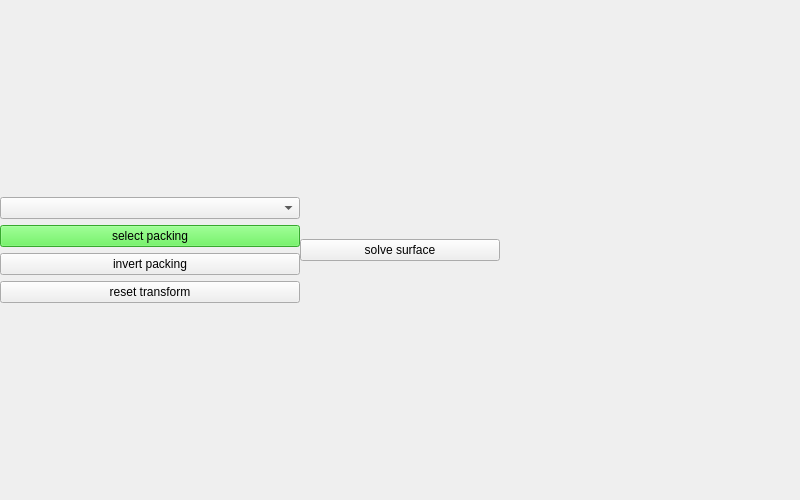
Before: the Qt Designer form bubble-wrap/ui/widget.ui in daviddumas/bubble-wrap, drawn with Qt 5.
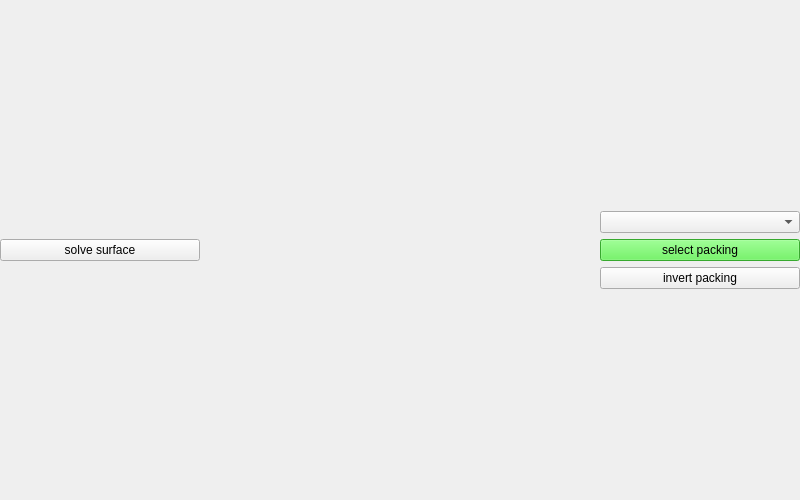
After: the same form once the commit is applied.

Commit message: mobius transformation UI update.

Patch:
```diff
--- a/bubble-wrap/ui/widget.ui
+++ b/bubble-wrap/ui/widget.ui
@@ -88,6 +88,50 @@
      <property name="rightMargin">
       <number>0</number>
      </property>
+     <item>
+      <widget class="QPushButton" name="solve_btn">
+       <property name="sizePolicy">
+        <sizepolicy hsizetype="Expanding" vsizetype="Fixed">
+         <horstretch>0</horstretch>
+         <verstretch>0</verstretch>
+        </sizepolicy>
+       </property>
+       <property name="minimumSize">
+        <size>
+         <width>200</width>
+         <height>0</height>
+        </size>
+       </property>
+       <property name="maximumSize">
+        <size>
+         <width>200</width>
+         <height>16777215</height>
+        </size>
+       </property>
+       <property name="layoutDirection">
+        <enum>Qt::LeftToRight</enum>
+       </property>
+       <property name="text">
+        <string>solve surface</string>
+       </property>
+       <property name="flat">
+        <bool>false</bool>
+       </property>
+      </widget>
+     </item>
+     <item>
+      <spacer name="horizontalSpacer">
+       <property name="orientation">
+        <enum>Qt::Horizontal</enum>
+       </property>
+       <property name="sizeHint" stdset="0">
+        <size>
+         <width>40</width>
+         <height>20</height>
+        </size>
+       </property>
+      </spacer>
+     </item>
      <item>
       <layout class="QVBoxLayout" name="verticalLayout">
        <item>
@@ -570,83 +614,8 @@
          </property>
         </widget>
        </item>
-       <item>
-        <widget class="QPushButton" name="reset_trans_btn">
-         <property name="sizePolicy">
-          <sizepolicy hsizetype="Expanding" vsizetype="Fixed">
-           <horstretch>1</horstretch>
-           <verstretch>0</verstretch>
-          </sizepolicy>
-         </property>
-         <property name="minimumSize">
-          <size>
-           <width>200</width>
-           <height>0</height>
-          </size>
-         </property>
-         <property name="maximumSize">
-          <size>
-           <width>300</width>
-           <height>16777215</height>
-          </size>
-         </property>
-         <property name="layoutDirection">
-          <enum>Qt::LeftToRight</enum>
-         </property>
-         <property name="text">
-          <string>reset transform</string>
-         </property>
-         <property name="flat">
-          <bool>false</bool>
-         </property>
-        </widget>
-       </item>
       </layout>
      </item>
-     <item>
-      <widget class="QPushButton" name="solve_btn">
-       <property name="sizePolicy">
-        <sizepolicy hsizetype="Expanding" vsizetype="Fixed">
-         <horstretch>0</horstretch>
-         <verstretch>0</verstretch>
-        </sizepolicy>
-       </property>
-       <property name="minimumSize">
-        <size>
-         <width>200</width>
-         <height>0</height>
-        </size>
-       </property>
-       <property name="maximumSize">
-        <size>
-         <width>200</width>
-         <height>16777215</height>
-        </size>
-       </property>
-       <property name="layoutDirection">
-        <enum>Qt::LeftToRight</enum>
-       </property>
-       <property name="text">
-        <string>solve surface</string>
-       </property>
-       <property name="flat">
-        <bool>false</bool>
-       </property>
-      </widget>
-     </item>
-     <item>
-      <spacer name="horizontalSpacer">
-       <property name="orientation">
-        <enum>Qt::Horizontal</enum>
-       </property>
-       <property name="sizeHint" stdset="0">
-        <size>
-         <width>40</width>
-         <height>20</height>
-        </size>
-       </property>
-      </spacer>
-     </item>
     </layout>
    </item>
   </layout>
```
The commit also changes 7 other files.
